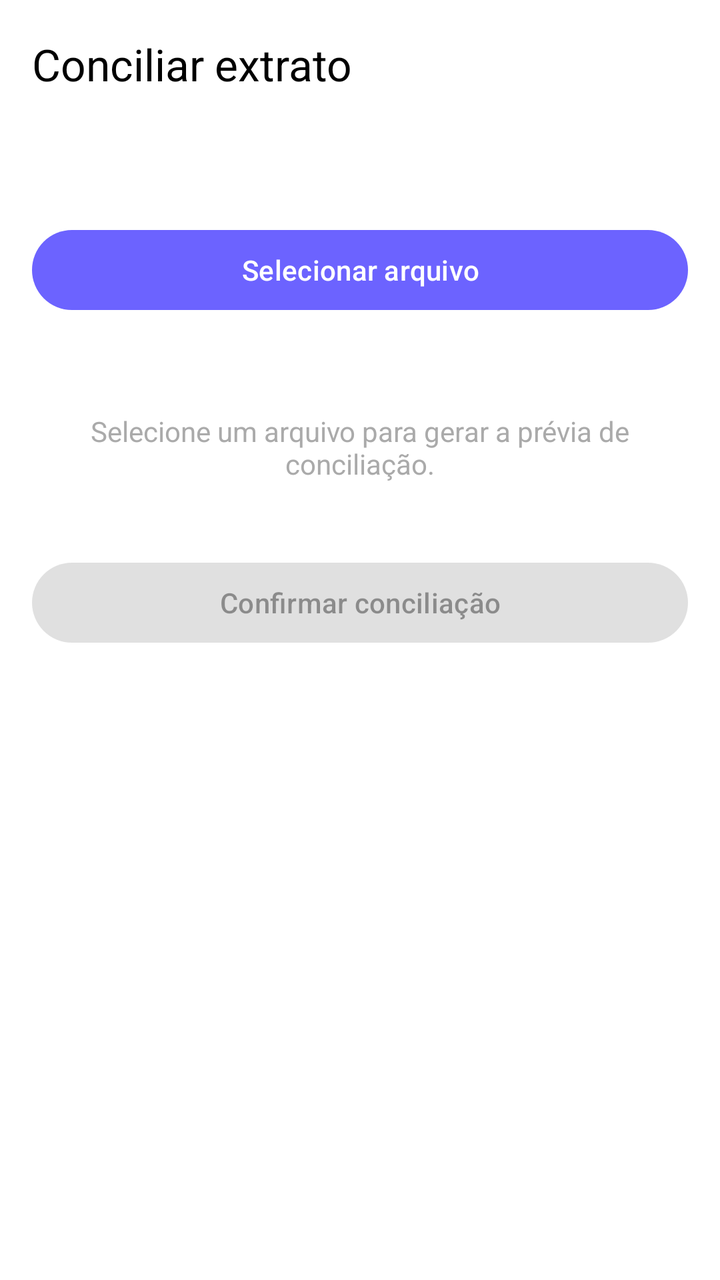
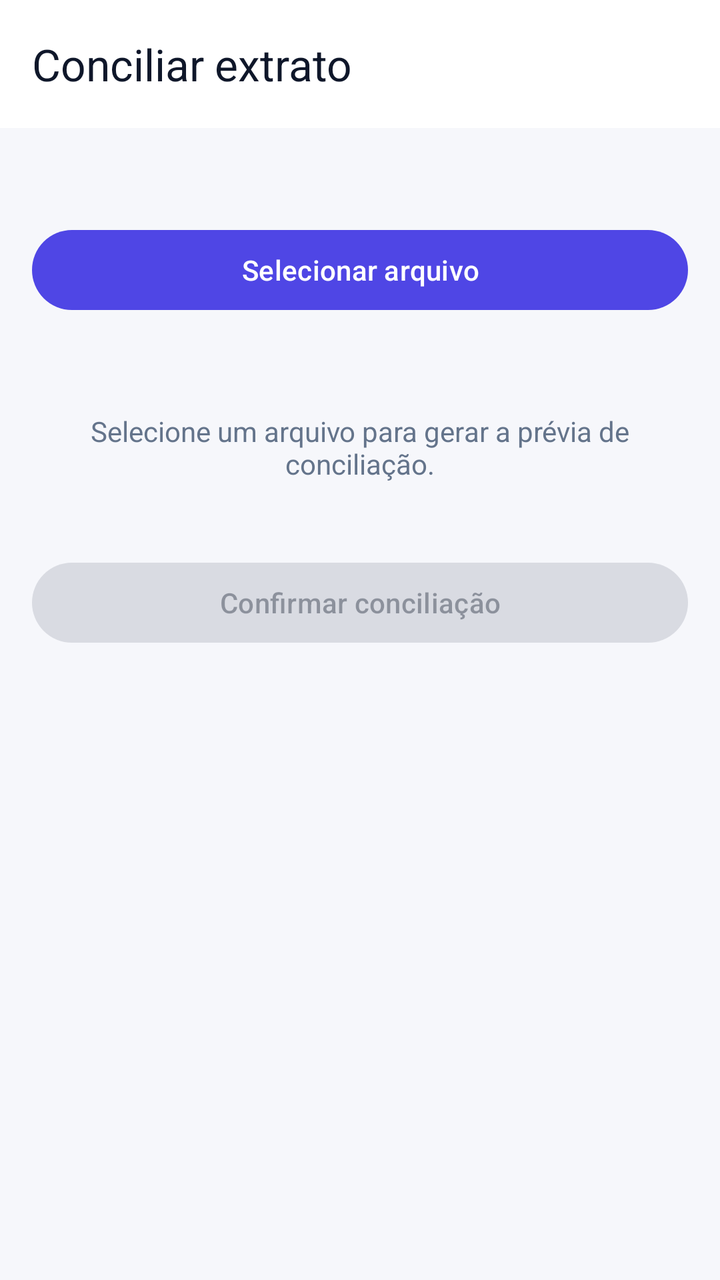

The first picture is an Android layout as it rendered before a commit; the second is the same layout after the commit. The layout source and the unified diff follow.
<!-- AndroidManifest.xml: activity theme Theme.Appfinanceiro -->
<!-- res/layout/activity_statement_import.xml -->
<?xml version="1.0" encoding="utf-8"?>
<LinearLayout xmlns:android="http://schemas.android.com/apk/res/android"
    xmlns:app="http://schemas.android.com/apk/res-auto"
    android:layout_width="match_parent"
    android:layout_height="match_parent"
    android:background="@android:color/white"
    android:orientation="vertical">

    <com.google.android.material.appbar.MaterialToolbar
        android:id="@+id/importToolbar"
        android:layout_width="match_parent"
        android:layout_height="?attr/actionBarSize"
        android:background="@color/glass_white_translucent"
        app:title="Conciliar extrato"
        app:titleTextColor="@android:color/black" />

    <ScrollView
        android:layout_width="match_parent"
        android:layout_height="0dp"
        android:layout_weight="1"
        android:fillViewport="true">

        <LinearLayout
            android:layout_width="match_parent"
            android:layout_height="wrap_content"
            android:orientation="vertical"
            android:padding="16dp">

            <TextView
                android:id="@+id/importAccountTextView"
                android:layout_width="match_parent"
                android:layout_height="wrap_content"
                android:textColor="@android:color/darker_gray"
                android:textSize="14sp" />

            <TextView
                android:id="@+id/importErrorTextView"
                android:layout_width="match_parent"
                android:layout_height="wrap_content"
                android:layout_marginTop="8dp"
                android:textColor="@color/money_negative"
                android:visibility="gone" />

            <com.google.android.material.button.MaterialButton
                android:id="@+id/selectStatementButton"
                android:layout_width="match_parent"
                android:layout_height="wrap_content"
                android:layout_marginTop="12dp"
                android:text="Selecionar arquivo" />

            <ProgressBar
                android:id="@+id/importProgressBar"
                android:layout_width="wrap_content"
                android:layout_height="wrap_content"
                android:layout_gravity="center_horizontal"
                android:layout_margin="16dp"
                android:visibility="gone" />

            <TextView
                android:id="@+id/importFileNameTextView"
                android:layout_width="match_parent"
                android:layout_height="wrap_content"
                android:layout_marginTop="8dp"
                android:textColor="@android:color/black"
                android:textStyle="bold" />

            <TextView
                android:id="@+id/importSummaryTextView"
                android:layout_width="match_parent"
                android:layout_height="wrap_content"
                android:layout_marginTop="12dp"
                android:padding="12dp"
                android:textColor="@color/primary_purple"
                android:visibility="gone" />

            <LinearLayout
                android:id="@+id/importMatchesContainer"
                android:layout_width="match_parent"
                android:layout_height="wrap_content"
                android:orientation="vertical" />

            <LinearLayout
                android:id="@+id/importUnmatchedContainer"
                android:layout_width="match_parent"
                android:layout_height="wrap_content"
                android:orientation="vertical" />

            <TextView
                android:id="@+id/importEmptyTextView"
                android:layout_width="match_parent"
                android:layout_height="wrap_content"
                android:gravity="center"
                android:padding="20dp"
                android:text="Selecione um arquivo para gerar a prévia de conciliação."
                android:textColor="@android:color/darker_gray" />

            <com.google.android.material.button.MaterialButton
                android:id="@+id/confirmReconciliationButton"
                android:layout_width="match_parent"
                android:layout_height="wrap_content"
                android:layout_marginTop="16dp"
                android:enabled="false"
                android:text="Confirmar conciliação" />
        </LinearLayout>
    </ScrollView>
</LinearLayout>
<!-- resources referenced by this layout -->
<resources>
  <color name="glass_white_translucent">#80FFFFFF</color>
  <color name="money_negative">#D5485E</color>
  <color name="primary_purple">#6C63FF</color>
  <style name="Theme.Appfinanceiro" parent="Theme.Material3.Light.NoActionBar">
          
          <item name="colorPrimary">@color/primary_purple</item>
          <item name="colorOnPrimary">@color/glass_white</item>
          <item name="colorPrimaryContainer">@color/glass_white_translucent</item>
          <item name="colorOnPrimaryContainer">@android:color/black</item>
  
          
          <item name="colorSecondary">@color/primary_blue</item>
          <item name="colorOnSecondary">@color/glass_white</item>
          <item name="colorSecondaryContainer">@color/glass_white_translucent</item>
          <item name="colorOnSecondaryContainer">@android:color/black</item>
  
          
          <item name="colorSurface">@color/glass_white_translucent</item>
          <item name="colorOnSurface">@android:color/black</item>
          <item name="colorSurfaceVariant">@color/glass_white_translucent</item>
          <item name="colorOnSurfaceVariant">@android:color/black</item>
  
          
          <item name="android:windowBackground">@android:color/transparent</item>
          <item name="android:colorBackground">@android:color/white</item>
  
          
          <item name="colorError">@android:color/holo_red_dark</item>
          <item name="colorOnError">@color/glass_white</item>
  
          
          <item name="colorOutline">@color/glass_white_translucent</item>
  
          
          <item name="android:statusBarColor">@android:color/transparent</item>
          <item name="android:windowLightStatusBar">true</item>
  
          
          <item name="android:navigationBarColor">@android:color/white</item>
          <item name="android:windowLightNavigationBar">true</item>
      </style>
  <color name="glass_white">#FFFFFF</color>
  <color name="primary_blue">#3A8DFF</color>
</resources>

<!-- the commit's change to res/layout/activity_statement_import.xml (unified diff, before → after) -->
@@ -3,16 +3,16 @@
     xmlns:app="http://schemas.android.com/apk/res-auto"
     android:layout_width="match_parent"
     android:layout_height="match_parent"
-    android:background="@android:color/white"
+    android:background="?android:attr/colorBackground"
     android:orientation="vertical">
 
     <com.google.android.material.appbar.MaterialToolbar
         android:id="@+id/importToolbar"
         android:layout_width="match_parent"
         android:layout_height="?attr/actionBarSize"
-        android:background="@color/glass_white_translucent"
+        android:background="?attr/colorSurface"
         app:title="Conciliar extrato"
-        app:titleTextColor="@android:color/black" />
+        app:titleTextColor="?attr/colorOnSurface" />
 
     <ScrollView
         android:layout_width="match_parent"
@@ -30,7 +30,7 @@
                 android:id="@+id/importAccountTextView"
                 android:layout_width="match_parent"
                 android:layout_height="wrap_content"
-                android:textColor="@android:color/darker_gray"
+                android:textColor="?attr/colorOnSurfaceVariant"
                 android:textSize="14sp" />
 
             <TextView
@@ -61,7 +61,7 @@
                 android:layout_width="match_parent"
                 android:layout_height="wrap_content"
                 android:layout_marginTop="8dp"
-                android:textColor="@android:color/black"
+                android:textColor="?attr/colorOnSurface"
                 android:textStyle="bold" />
 
             <TextView
@@ -70,7 +70,7 @@
                 android:layout_height="wrap_content"
                 android:layout_marginTop="12dp"
                 android:padding="12dp"
-                android:textColor="@color/primary_purple"
+                android:textColor="?attr/colorPrimary"
                 android:visibility="gone" />
 
             <LinearLayout
@@ -92,7 +92,7 @@
                 android:gravity="center"
                 android:padding="20dp"
                 android:text="Selecione um arquivo para gerar a prévia de conciliação."
-                android:textColor="@android:color/darker_gray" />
+                android:textColor="?attr/colorOnSurfaceVariant" />
 
             <com.google.android.material.button.MaterialButton
                 android:id="@+id/confirmReconciliationButton"
<!-- resource entries referenced after the edit -->
@@ -1,47 +1,66 @@
 <!-- resources referenced by this layout -->
 <resources>
-  <color name="glass_white_translucent">#80FFFFFF</color>
-  <color name="money_negative">#D5485E</color>
-  <color name="primary_purple">#6C63FF</color>
-  <style name="Theme.Appfinanceiro" parent="Theme.Material3.Light.NoActionBar">
+  <color name="money_negative">#FFDC2626</color>
+  <style name="Theme.Appfinanceiro" parent="Theme.Appfinanceiro.Base">
+          <item name="android:windowLightStatusBar">true</item>
+          <item name="android:windowLightNavigationBar">true</item>
+      </style>
+  <style name="Theme.Appfinanceiro.Base" parent="Theme.Material3.DayNight.NoActionBar">
           
-          <item name="colorPrimary">@color/primary_purple</item>
-          <item name="colorOnPrimary">@color/glass_white</item>
-          <item name="colorPrimaryContainer">@color/glass_white_translucent</item>
-          <item name="colorOnPrimaryContainer">@android:color/black</item>
+          <item name="colorPrimary">@color/brand_primary</item>
+          <item name="colorOnPrimary">@color/on_brand</item>
+          <item name="colorPrimaryContainer">@color/surface_variant</item>
+          <item name="colorOnPrimaryContainer">@color/on_surface</item>
   
           
-          <item name="colorSecondary">@color/primary_blue</item>
-          <item name="colorOnSecondary">@color/glass_white</item>
-          <item name="colorSecondaryContainer">@color/glass_white_translucent</item>
-          <item name="colorOnSecondaryContainer">@android:color/black</item>
+          <item name="colorSecondary">@color/brand_secondary</item>
+          <item name="colorOnSecondary">@color/on_brand</item>
+          <item name="colorSecondaryContainer">@color/surface_variant</item>
+          <item name="colorOnSecondaryContainer">@color/on_surface</item>
   
           
-          <item name="colorSurface">@color/glass_white_translucent</item>
-          <item name="colorOnSurface">@android:color/black</item>
-          <item name="colorSurfaceVariant">@color/glass_white_translucent</item>
-          <item name="colorOnSurfaceVariant">@android:color/black</item>
+          <item name="colorTertiary">@color/cta_primary</item>
+          <item name="colorOnTertiary">@color/on_cta</item>
   
           
-          <item name="android:windowBackground">@android:color/transparent</item>
-          <item name="android:colorBackground">@android:color/white</item>
+          <item name="colorSurface">@color/surface</item>
+          <item name="colorOnSurface">@color/on_surface</item>
+          <item name="colorSurfaceVariant">@color/surface_variant</item>
+          <item name="colorOnSurfaceVariant">@color/on_surface_variant</item>
+          <item name="colorSurfaceContainer">@color/surface_variant</item>
+          <item name="colorSurfaceContainerHigh">@color/surface_elevated</item>
   
           
-          <item name="colorError">@android:color/holo_red_dark</item>
-          <item name="colorOnError">@color/glass_white</item>
+          <item name="android:windowBackground">@color/background</item>
+          <item name="android:colorBackground">@color/background</item>
+          <item name="colorOnBackground">@color/on_background</item>
   
           
-          <item name="colorOutline">@color/glass_white_translucent</item>
+          <item name="colorError">@color/error</item>
+          <item name="colorOnError">@color/on_error</item>
+  
+          
+          <item name="colorOutline">@color/outline</item>
+          <item name="colorOutlineVariant">@color/outline</item>
   
           
           <item name="android:statusBarColor">@android:color/transparent</item>
-          <item name="android:windowLightStatusBar">true</item>
-  
-          
-          <item name="android:navigationBarColor">@android:color/white</item>
-          <item name="android:windowLightNavigationBar">true</item>
+          <item name="android:navigationBarColor">@color/surface</item>
       </style>
-  <color name="glass_white">#FFFFFF</color>
-  <color name="primary_blue">#3A8DFF</color>
+  <color name="brand_primary">#FF4F46E5</color>
+  <color name="on_brand">#FFFFFFFF</color>
+  <color name="surface_variant">#FFEEF1F8</color>
+  <color name="on_surface">#FF0F172A</color>
+  <color name="brand_secondary">#FF0EA5E9</color>
+  <color name="cta_primary">#FF047857</color>
+  <color name="on_cta">#FFFFFFFF</color>
+  <color name="surface">#FFFFFFFF</color>
+  <color name="on_surface_variant">#FF64748B</color>
+  <color name="surface_elevated">#FFFFFFFF</color>
+  <color name="background">#FFF6F7FB</color>
+  <color name="on_background">#FF0F172A</color>
+  <color name="error">#FFDC2626</color>
+  <color name="on_error">#FFFFFFFF</color>
+  <color name="outline">#FFE2E8F0</color>
 </resources>
 
